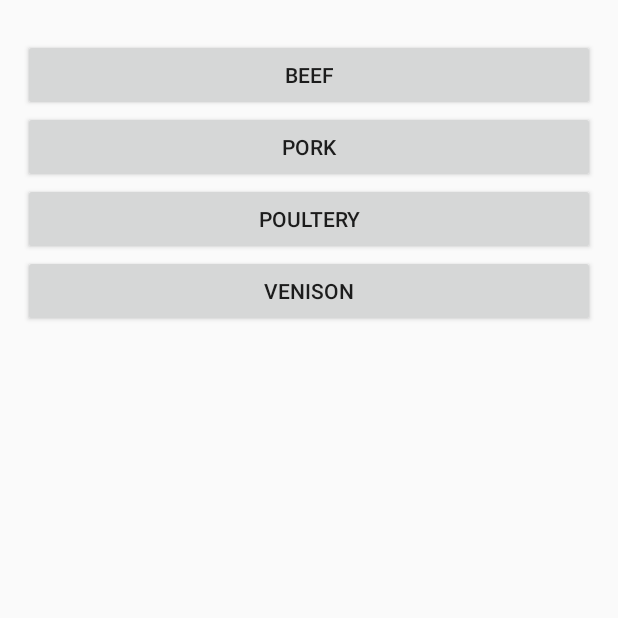
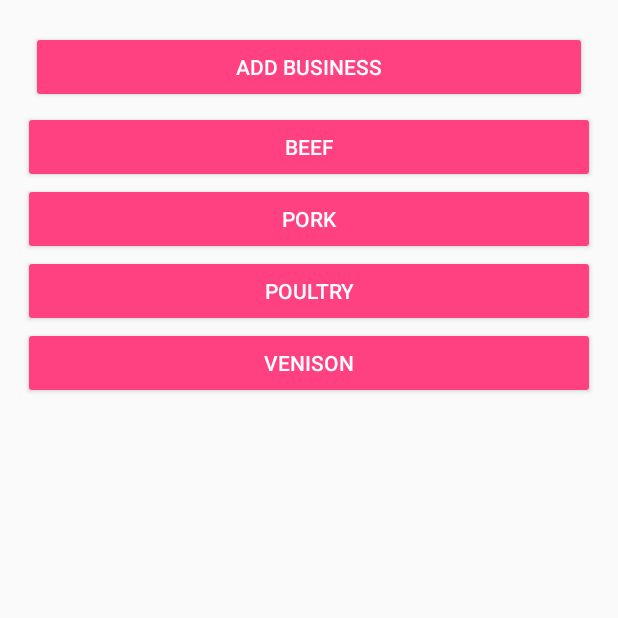
Before and after one commit to Yodilicious/Netalu, an Android app: the MainMenuActivity screen opened directly, with no data from a screen before it, on a phone screen of 412 x 824 dp, the top half of it. Run offline under Robolectric (Android 15) with nearby library versions, the phone set to English and light mode, and no system bars; our stand-ins replace Room's generated code.

Commit message:
Completed database and working on theme

```diff
--- a/app/build.gradle
+++ b/app/build.gradle
@@ -32,6 +32,7 @@ dependencies {
     testCompile 'junit:junit:4.12'
     compile 'android.arch.lifecycle:extensions:1.0.0-rc1';
     compile 'android.arch.persistence.room:runtime:1.0.0-rc1';
+    debugCompile 'com.amitshekhar.android:debug-db:1.0.0';
     annotationProcessor 'android.arch.lifecycle:compiler:1.0.0-rc1';
     annotationProcessor 'android.arch.persistence.room:compiler:1.0.0-rc1';
 }
--- a/app/src/main/AndroidManifest.xml
+++ b/app/src/main/AndroidManifest.xml
@@ -70,6 +70,7 @@
             android:theme="@style/FullscreenTheme">
             <intent-filter>
                 <action android:name="android.intent.action.MAIN" />
+
                 <category android:name="android.intent.category.LAUNCHER" />
             </intent-filter>
         </activity>
@@ -83,9 +84,8 @@
             android:label="@string/title_activity_registration"
             android:parentActivityName=".MainActivity"
             android:theme="@style/AppTheme" />
-        <activity android:name=".SplashScreenActivity">
-
-        </activity>
+        <activity android:name=".SplashScreenActivity"></activity>
+        <activity android:name=".MainListActivity"></activity>
     </application>
 
 </manifest>
--- a/app/src/main/java/com/netalu/netaluapp/MainActivity.java
+++ b/app/src/main/java/com/netalu/netaluapp/MainActivity.java
@@ -106,7 +106,7 @@ public class MainActivity extends AppCompatActivity {
         if(foodGroups.size() == 0) {
             database.foodGroupDao().addFoodGroup(new FoodGroup(1, "Beef", "Cool as a beefee!"));
             database.foodGroupDao().addFoodGroup(new FoodGroup(2, "Pork", "Sexy as a Porky Piggy!"));
-            database.foodGroupDao().addFoodGroup(new FoodGroup(3, "Poultery", "Yummy as a Turkey!"));
+            database.foodGroupDao().addFoodGroup(new FoodGroup(3, "Poultry", "Yummy as a Turkey!"));
             database.foodGroupDao().addFoodGroup(new FoodGroup(4, "Venison", "Scrumptious as a Moosey!"));
         }
 
--- a/app/src/main/java/com/netalu/netaluapp/MainMenuActivity.java
+++ b/app/src/main/java/com/netalu/netaluapp/MainMenuActivity.java
@@ -1,7 +1,9 @@
 package com.netalu.netaluapp;
 
+import android.content.Intent;
 import android.support.v7.app.AppCompatActivity;
 import android.os.Bundle;
+import android.view.View;
 import android.widget.Button;
 import android.widget.LinearLayout;
 
@@ -26,17 +28,33 @@ public class MainMenuActivity extends AppCompatActivity {
     private void displayMainMenu() {
 
         linearLayout = (LinearLayout)findViewById(R.id.linearLayout2);
-        LinearLayout.LayoutParams lp = new LinearLayout.LayoutParams(LinearLayout.LayoutParams.MATCH_PARENT, LinearLayout.LayoutParams.WRAP_CONTENT);
+        LinearLayout.LayoutParams layoutParams = new LinearLayout.LayoutParams(LinearLayout.LayoutParams.MATCH_PARENT, LinearLayout.LayoutParams.WRAP_CONTENT);
 
         for(int i = 0; i < foodGroups.size(); i++) {
 
-            FoodGroup fg = foodGroups.get(i);
+            FoodGroup foodGroup = foodGroups.get(i);
 
             Button button = new Button(this);
-            button.setText(fg.name);
+            button.setText(foodGroup.name);
 
-            linearLayout.addView(button, lp);
+            final String foodGroupName = foodGroup.name;
+
+            button.setOnClickListener(new View.OnClickListener() {
+                @Override
+                public void onClick(View view) {
+                    launchShowBusinessActivity(foodGroupName);
+                }
+            });
+
+            linearLayout.addView(button, layoutParams);
         }
+    }
+
+    private void launchShowBusinessActivity(final String name) {
+
+        Intent intent = new Intent(this, MainListActivity.class);
+        intent.putExtra("FoodGroupName", name);
+        startActivity(intent);
     }
 
     @Override
--- a/app/src/main/java/com/netalu/netaluapp/dao/BusinessDao.java
+++ b/app/src/main/java/com/netalu/netaluapp/dao/BusinessDao.java
@@ -22,6 +22,9 @@ public interface BusinessDao {
     @Query("SELECT * FROM business WHERE id = :business_id")
     public List<Business> getBusiness(int business_id);
 
+    @Query("SELECT b.id, b.name, b.description, b.address1, b.address2, b.city, b.province, b.postal_code, b.phone_number, b.website FROM business As b JOIN business_food_group As bfg ON b.id = bfg.business_id JOIN food_group As fg ON bfg.food_group_id = fg.id WHERE fg.name = :name")
+    public List<Business> getBusinessForFoodGroupName(String name);
+
     @Update(onConflict = OnConflictStrategy.REPLACE)
     void updateBusiness(Business business);
 
--- /dev/null
+++ b/app/src/main/res/drawable/border_ui.xml
@@ -0,0 +1,5 @@
+<?xml version="1.0" encoding="utf-8"?>
+<shape xmlns:android="http://schemas.android.com/apk/res/android" android:shape="rectangle">
+    <solid android:color="#fff" />
+    <stroke android:width="1dip" android:color="#ccc" />
+</shape>
--- a/app/src/main/res/layout/activity_main_menu.xml
+++ b/app/src/main/res/layout/activity_main_menu.xml
@@ -28,6 +28,12 @@
                 android:gravity="center|bottom"
                 android:padding="5dp">
 
+                <Button
+                    android:id="@+id/addBusiness"
+                    android:layout_width="match_parent"
+                    android:layout_height="wrap_content"
+                    android:text="Add Business" />
+
             </LinearLayout>
 
         </LinearLayout>
--- a/app/src/main/res/values/colors.xml
+++ b/app/src/main/res/values/colors.xml
@@ -5,4 +5,6 @@
     <color name="colorAccent">#FF4081</color>
     <color name="colorTitle">#FFFFFF</color>
     <color name="black_overlay">#66000000</color>
+    <color name="mainButtonTextColor">#000000</color>
+    <color name="mainButtonBackgroundColor">#FF0000</color>
 </resources>
--- a/app/src/main/res/values/styles.xml
+++ b/app/src/main/res/values/styles.xml
@@ -6,6 +6,12 @@
         <item name="colorPrimary">@color/colorPrimary</item>
         <item name="colorPrimaryDark">@color/colorPrimaryDark</item>
         <item name="colorAccent">@color/colorAccent</item>
+        <item name="android:buttonStyle">@style/AppTheme.Button</item>
+    </style>
+
+    <style name="AppTheme.Button" parent="Widget.AppCompat.Button.Colored">
+        <item name="colorButtonNormal">@color/mainButtonBackgroundColor</item>
+        <item name="android:textColor">@android:color/white</item>
     </style>
 
     <style name="SplashTheme" parent="Theme.AppCompat.NoActionBar">
@@ -24,10 +30,4 @@
         <item name="android:background">@color/black_overlay</item>
     </style>
 
-    <style name="SplashTheme.AppBarOverlay" parent="ThemeOverlay.AppCompat.Dark.ActionBar" />
-
-    <style name="SplashTheme.PopupOverlay" parent="ThemeOverlay.AppCompat.Light" />
-
-    <style name="NetaluAppTheme" parent="Theme.AppCompat.NoActionBar" />
-
 </resources>
```
Also changed, not shown: app/src/main/java/com/netalu/netaluapp/CustomListAdapter.java (added, +39 -0 lines), app/src/main/java/com/netalu/netaluapp/LoginActivity.java (+45 -5 lines), app/src/main/java/com/netalu/netaluapp/MainListActivity.java (added, +62 -0 lines), app/src/main/res/layout/activity_login.xml (+5 -5 lines), app/src/main/res/layout/activity_main_list.xml (added, +41 -0 lines), app/src/main/res/layout/row_layout.xml (added, +30 -0 lines), 1 other file.
